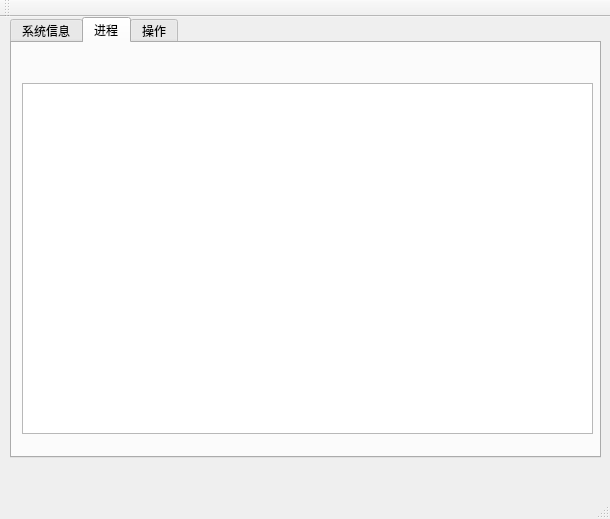
First picture: the form in task4/taskManager/mainwindow.ui, repository ingdex/OS_design, before the edit.
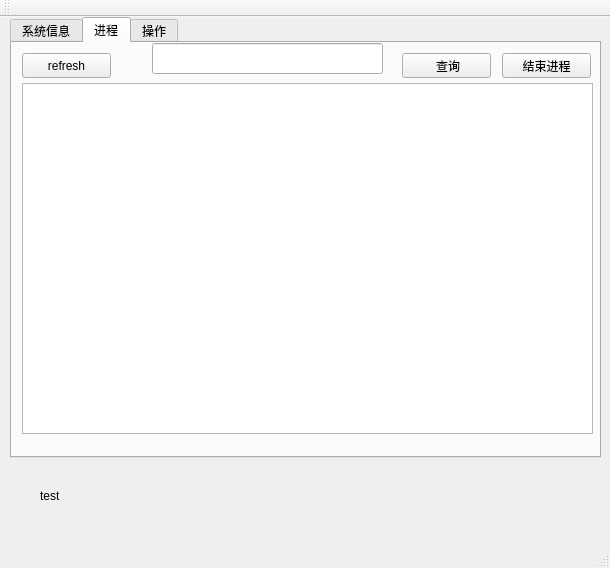
Second picture: the form after the edit.

Patch:
```diff
--- a/task4/taskManager/mainwindow.ui
+++ b/task4/taskManager/mainwindow.ui
@@ -7,7 +7,7 @@
     <x>0</x>
     <y>0</y>
     <width>610</width>
-    <height>519</height>
+    <height>568</height>
    </rect>
   </property>
   <property name="windowTitle">
@@ -187,6 +187,55 @@
        </rect>
       </property>
      </widget>
+     <widget class="QPushButton" name="refreshButton">
+      <property name="geometry">
+       <rect>
+        <x>10</x>
+        <y>10</y>
+        <width>89</width>
+        <height>25</height>
+       </rect>
+      </property>
+      <property name="text">
+       <string>refresh</string>
+      </property>
+     </widget>
+     <widget class="QLineEdit" name="lineEdit">
+      <property name="geometry">
+       <rect>
+        <x>140</x>
+        <y>0</y>
+        <width>231</width>
+        <height>31</height>
+       </rect>
+      </property>
+     </widget>
+     <widget class="QPushButton" name="queryButton">
+      <property name="geometry">
+       <rect>
+        <x>390</x>
+        <y>10</y>
+        <width>89</width>
+        <height>25</height>
+       </rect>
+      </property>
+      <property name="text">
+       <string> 查询</string>
+      </property>
+     </widget>
+     <widget class="QPushButton" name="killButton">
+      <property name="geometry">
+       <rect>
+        <x>490</x>
+        <y>10</y>
+        <width>89</width>
+        <height>25</height>
+       </rect>
+      </property>
+      <property name="text">
+       <string>结束进程</string>
+      </property>
+     </widget>
     </widget>
     <widget class="QWidget" name="tab_3">
      <attribute name="title">
@@ -194,6 +243,19 @@
      </attribute>
     </widget>
    </widget>
+   <widget class="QLabel" name="testlabel">
+    <property name="geometry">
+     <rect>
+      <x>40</x>
+      <y>470</y>
+      <width>67</width>
+      <height>17</height>
+     </rect>
+    </property>
+    <property name="text">
+     <string>test</string>
+    </property>
+   </widget>
   </widget>
   <widget class="QMenuBar" name="menuBar">
    <property name="geometry">
```
Left out of the diff: 36 changed lines with no effect on the pictures.
